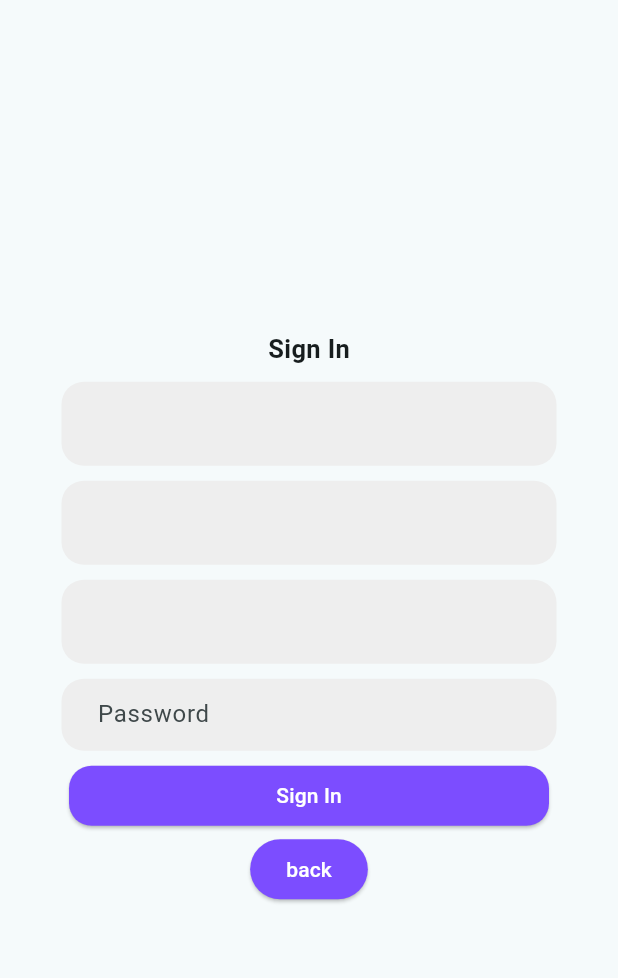
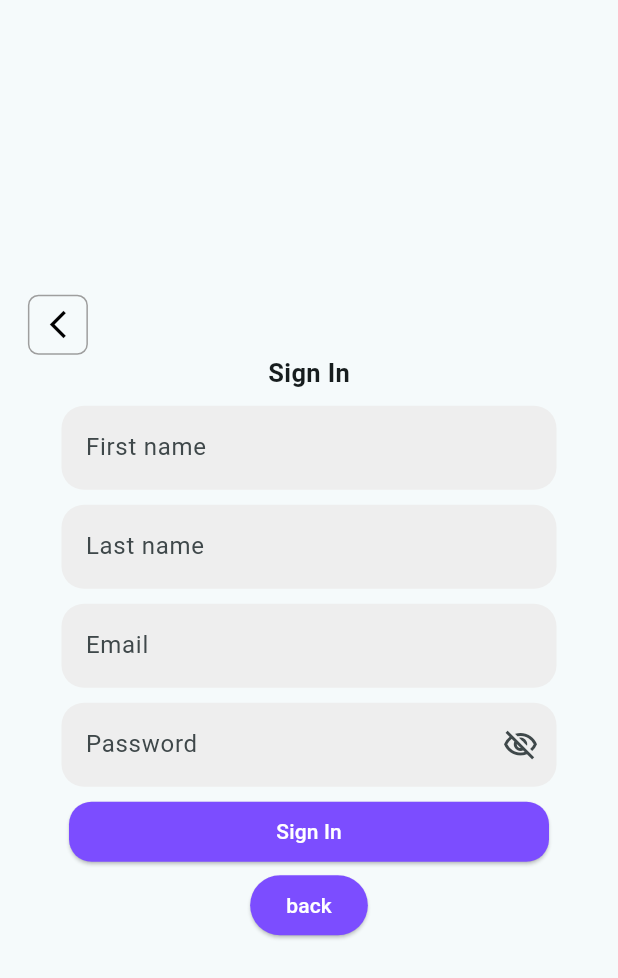
Before and after one commit to Maha6468/project_1, a Flutter app: the screen it shows after launch, after a tap on "Register", on a phone screen of 412 x 824 dp. Shown: the top 978 px of the screen. Run offline on Flutter 3.47's test engine with Material 3 defaults, Android fonts, the phone set to English and light mode, and no system bars.

Commit message:
last update

```diff
--- a/lib/screen_page/sign_In.dart
+++ b/lib/screen_page/sign_In.dart
@@ -1,4 +1,5 @@
 import 'package:flutter/material.dart';
+import 'package:project_1/Custom_Widget_For_All/top_arrow_icon.dart';
 
 import '../Custom_Widget_For_All/elevated_button.dart';
 import '../Custom_Widget_For_All/text_F_Field_with_Icon.dart';
@@ -25,16 +26,17 @@ class _Sign_InState extends State<Sign_In> {
             child: Column(
               mainAxisAlignment: MainAxisAlignment.center,
               children: [
-
+                Top_Arrow_Icon(),
+                SizedBox(height: 0),
                 Center(child: Text("Sign In",style: TextStyle(fontWeight: FontWeight.bold,fontSize: 17),)),
                 SizedBox(height: 10,),
-                Text_Form_Field(label: 'First name', filled: true,fillColor: Colors.grey[200],),
+                Text_Form_Field(lablText: 'First name', filled: true,fillColor: Colors.grey[200],),
                 SizedBox(height: 10,),
-                Text_Form_Field(label: 'Last name', filled: true,fillColor: Colors.grey[200],),
+                Text_Form_Field(lablText: 'Last name', filled: true,fillColor: Colors.grey[200],),
                 SizedBox(height: 10,),
-                Text_Form_Field(label: 'Email', filled: true,fillColor: Colors.grey[200],),
+                Text_Form_Field(lablText: 'Email', filled: true,fillColor: Colors.grey[200],),
                 SizedBox(height: 10,),
-                Text_F_Field_With_Icon(hintText: 'Password',),
+                Text_Form_Field(lablText: 'Password', filled: true,fillColor: Colors.grey[200],sufIcon: Icons.visibility_off_outlined,),
                 SizedBox(height: 10,),
                 Elevated_Button(text: 'Sign In',width: 320,height: 40,onPressed: (){},),
                 SizedBox(height: 5,),
```
